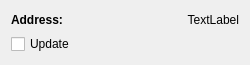
ChristianMarty/TinyBus, file pc/TinyBusLoader/ui/deviceItemWidget.ui: the form before one commit.
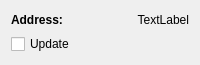
The form after the commit.

The edit to the form file:
```diff
--- a/pc/TinyBusLoader/ui/deviceItemWidget.ui
+++ b/pc/TinyBusLoader/ui/deviceItemWidget.ui
@@ -6,10 +6,16 @@
    <rect>
     <x>0</x>
     <y>0</y>
-    <width>250</width>
+    <width>200</width>
     <height>65</height>
    </rect>
   </property>
+  <property name="sizePolicy">
+   <sizepolicy hsizetype="Expanding" vsizetype="Preferred">
+    <horstretch>0</horstretch>
+    <verstretch>0</verstretch>
+   </sizepolicy>
+  </property>
   <property name="maximumSize">
    <size>
     <width>16777215</width>
```
